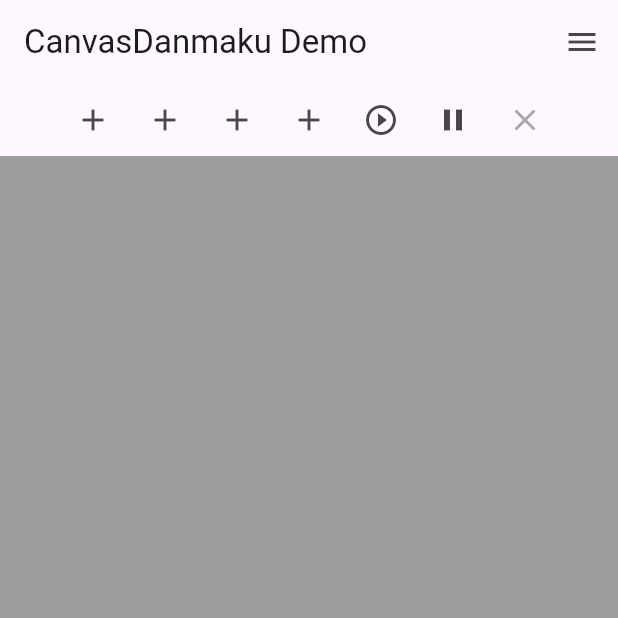
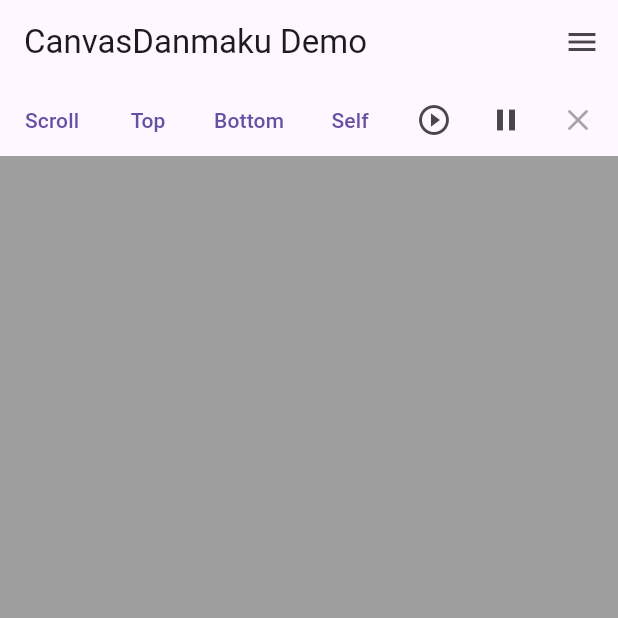
Before and after one commit to Predidit/canvas_danmaku, a Flutter app: the screen it shows after launch, on a phone screen of 412 x 824 dp, the top half of it. Run offline on Flutter 3.47's test engine with Material 3 defaults, Android fonts, the phone set to English and light mode, and no system bars.

Commit message:
fix: colorful danmaku
Signed-off-by: bggRGjQaUbCoE <githubaccount56556@proton.me>

```diff
--- a/example/lib/main.dart
+++ b/example/lib/main.dart
@@ -79,11 +79,11 @@ class _HomePageState extends State<HomePage> {
       ),
       body: Column(
         children: [
-          Wrap(
+          FittedBox(
+            child: Row(
               children: [
-              IconButton(
-                icon: const Icon(Icons.add),
-                tooltip: 'Add Scroll',
+                TextButton(
+                  child: const Text('Scroll'),
                   onPressed: () {
                     _controller?.addDanmaku(
                       DanmakuContentItem(
@@ -93,9 +93,8 @@ class _HomePageState extends State<HomePage> {
                     );
                   },
                 ),
-              IconButton(
-                icon: const Icon(Icons.add),
-                tooltip: 'Add Top',
+                TextButton(
+                  child: const Text('Top'),
                   onPressed: () {
                     _controller?.addDanmaku(
                       DanmakuContentItem(
@@ -106,9 +105,8 @@ class _HomePageState extends State<HomePage> {
                     );
                   },
                 ),
-              IconButton(
-                icon: const Icon(Icons.add),
-                tooltip: 'Add Bottom',
+                TextButton(
+                  child: const Text('Bottom'),
                   onPressed: () {
                     _controller?.addDanmaku(
                       DanmakuContentItem(
@@ -119,9 +117,8 @@ class _HomePageState extends State<HomePage> {
                     );
                   },
                 ),
-              IconButton(
-                icon: const Icon(Icons.add),
-                tooltip: 'Add Bottom',
+                TextButton(
+                  child: const Text('Self'),
                   onPressed: () {
                     _controller?.addDanmaku(
                       DanmakuContentItem(
@@ -158,6 +155,7 @@ class _HomePageState extends State<HomePage> {
                   tooltip: 'Clear',
                 ),
               ],
+            ),
           ),
           Expanded(
             child: Container(
--- a/lib/scroll_danmaku_painter.dart
+++ b/lib/scroll_danmaku_painter.dart
@@ -74,6 +74,7 @@ class ScrollDanmakuPainter extends CustomPainter {
               strokeWidth: strokeWidth,
               size: Size(item.width, item.height),
               offset: Offset(item.xPosition, item.yPosition),
+              screenSize: size,
               // opacity: opacity,
             );
           } else {
@@ -140,6 +141,7 @@ class ScrollDanmakuPainter extends CustomPainter {
               strokeWidth: strokeWidth,
               size: Size(item.width, item.height),
               offset: Offset(item.xPosition, item.yPosition),
+              screenSize: size,
               // opacity: opacity,
             );
           } else {
--- a/lib/static_danmaku_painter.dart
+++ b/lib/static_danmaku_painter.dart
@@ -65,6 +65,7 @@ class StaticDanmakuPainter extends CustomPainter {
                   (size.height - item.yPosition - danmakuHeight),
                 )
               : null,
+          screenSize: item.content.isColorful == true ? size : null,
           // opacity: opacity,
         );
         canvas.drawParagraph(
@@ -115,6 +116,7 @@ class StaticDanmakuPainter extends CustomPainter {
                   (size.height - item.yPosition - danmakuHeight),
                 )
               : null,
+          screenSize: item.content.isColorful == true ? size : null,
           // opacity: opacity,
         );
 
--- a/lib/utils/utils.dart
+++ b/lib/utils/utils.dart
@@ -35,6 +35,7 @@ class Utils {
     required double strokeWidth,
     Size? size,
     Offset? offset,
+    Size? screenSize,
     // required double opacity,
   }) {
     final Paint strokePaint = Paint()
@@ -67,6 +68,9 @@ class Utils {
       ..addText(content.text);
 
     return strokeBuilder.build()
-      ..layout(ui.ParagraphConstraints(width: danmakuWidth));
+      ..layout(ui.ParagraphConstraints(
+          width: content.isColorful == true && size!.width > screenSize!.width
+              ? double.infinity
+              : danmakuWidth));
   }
 }
```
Lines whose indentation alone changed are shown as unchanged.
